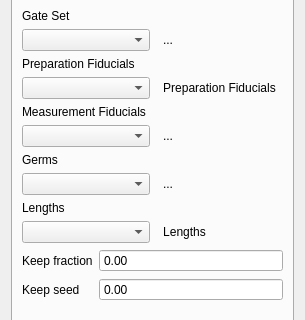
Qt form ui/GateSequence.ui (pyIonControl/IonControl) before a commit; both pictures show x 0 to 305 and y 179 to 499 of the 305 by 984 pixel window.
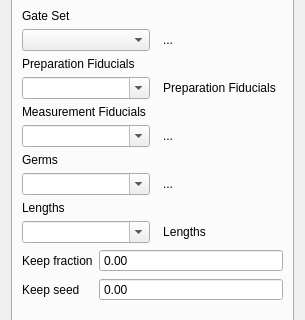
The same form after that commit. Icons and pictures are not drawn. Custom widgets are drawn as their Qt base class.

```diff
--- a/ui/GateSequence.ui
+++ b/ui/GateSequence.ui
@@ -260,6 +260,9 @@
            <verstretch>0</verstretch>
           </sizepolicy>
          </property>
+         <property name="editable">
+          <bool>true</bool>
+         </property>
          <property name="frame">
           <bool>true</bool>
          </property>
@@ -294,6 +297,9 @@
            <verstretch>0</verstretch>
           </sizepolicy>
          </property>
+         <property name="editable">
+          <bool>true</bool>
+         </property>
          <property name="frame">
           <bool>true</bool>
          </property>
@@ -328,6 +334,9 @@
            <verstretch>0</verstretch>
           </sizepolicy>
          </property>
+         <property name="editable">
+          <bool>true</bool>
+         </property>
          <property name="frame">
           <bool>true</bool>
          </property>
@@ -362,6 +371,9 @@
            <verstretch>0</verstretch>
           </sizepolicy>
          </property>
+         <property name="editable">
+          <bool>true</bool>
+         </property>
          <property name="frame">
           <bool>true</bool>
          </property>
```
